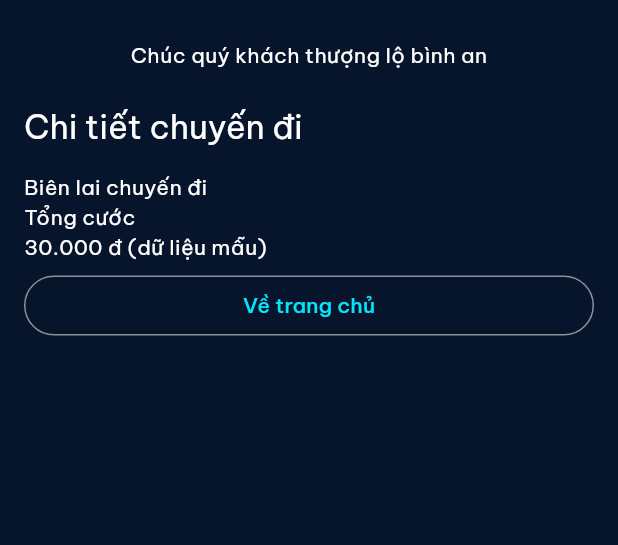
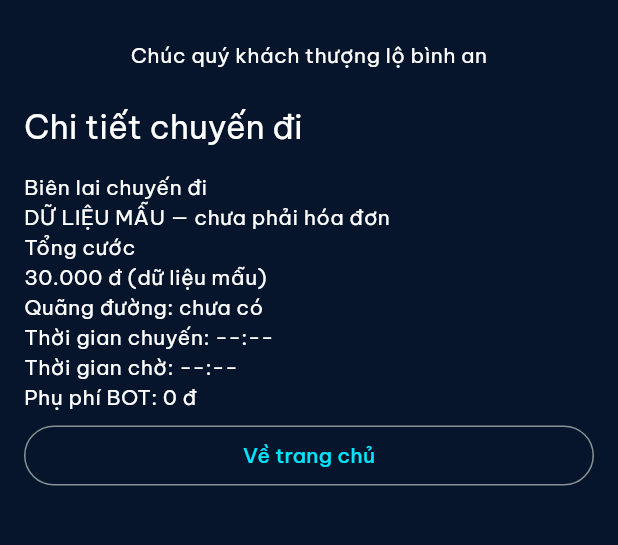
Before and after one commit to ThanhTaxiXanh/Bot-Taximeter-Pro, a Flutter app: the _PageShell screen opened directly, after a tap on "Xem chi tiết", on a phone screen of 412 x 824 dp, the part 68-613 px from its top. Run offline on Flutter 3.47's test engine with Material 3 defaults, Android fonts, the phone set to English and light mode, and no system bars; our stand-ins replace flutter_riverpod, go_router, google_fonts.

Commit message:
bước 5: màn đang chạy chuyến mô phỏng, đồng hồ và sửa lỗi CI

```diff
--- a/lib/core/router/app_router.dart
+++ b/lib/core/router/app_router.dart
@@ -5,6 +5,7 @@ import '../app_config.dart';
 import '../../features/map_tracking/presentation/home_page.dart';
 import '../../features/map_tracking/presentation/search_page.dart';
 import '../../features/map_tracking/presentation/route_page.dart';
+import '../../features/trip/presentation/trip_page.dart';
 
 /// Bảy tuyến màn hình cơ bản. Giao diện hoàn chỉnh được bổ sung từ bước 2.
 abstract final class AppRouter {
@@ -32,9 +33,18 @@ abstract final class AppRouter {
               );
             },
           ),
-          GoRoute(path: trip, builder: (_, _) => const _TripPage()),
+          GoRoute(path: trip, builder: (_, _) => const TripPage()),
           GoRoute(path: history, builder: (_, _) => const _HistoryPage()),
-          GoRoute(path: receipt, builder: (_, _) => const _ReceiptPage()),
+          GoRoute(
+            path: receipt,
+            builder: (_, state) {
+              final data = state.extra;
+              return _ReceiptPage(
+                snapshot: data is Map<String, String>
+                    ? data : const <String, String>{},
+              );
+            },
+          ),
           GoRoute(path: settings, builder: (_, _) => const _SettingsPage()),
         ],
       );
@@ -93,71 +103,21 @@ class _PageShell extends StatelessWidget {
 }
 
 class _NavButton extends StatelessWidget {
-  const _NavButton(this.label, this.path, {this.primary = false});
+  const _NavButton(this.label, this.path);
 
   final String label;
   final String path;
-  final bool primary;
 
   @override
   Widget build(BuildContext context) {
-    final onPressed = () => context.push(path);
     return Padding(
       padding: const EdgeInsets.symmetric(vertical: 5),
-      child: primary
-          ? FilledButton(onPressed: onPressed, child: Text(label))
-          : OutlinedButton(onPressed: onPressed, child: Text(label)),
+      child: OutlinedButton(
+        onPressed: () => context.push(path),
+        child: Text(label),
+      ),
     );
   }
-}
-
-class _TripPage extends StatefulWidget {
-  const _TripPage();
-
-  @override
-  State<_TripPage> createState() => _TripPageState();
-}
-
-class _TripPageState extends State<_TripPage> {
-  bool _paused = false;
-
-  Future<void> _finish() async {
-    final confirmed = await showDialog<bool>(
-      context: context,
-      builder: (dialogContext) => AlertDialog(
-        title: const Text('Kết thúc chuyến đi?'),
-        content: const Text('Xác nhận kết thúc và mở biên lai.'),
-        actions: <Widget>[
-          TextButton(
-            onPressed: () => Navigator.of(dialogContext).pop(false),
-            child: const Text('Hủy'),
-          ),
-          FilledButton(
-            onPressed: () => Navigator.of(dialogContext).pop(true),
-            child: const Text('Xác nhận'),
-          ),
-        ],
-      ),
-    );
-    if (!mounted || confirmed != true) return;
-    context.go(AppRouter.receipt);
-  }
-
-  @override
-  Widget build(BuildContext context) => _PageShell(
-        title: 'Đang chạy chuyến',
-        children: <Widget>[
-          const Text('Tổng cước'),
-          const Text('30.000 đ'),
-          const Text('Thời gian chờ'),
-          const Text('00:00'),
-          FilledButton(
-            onPressed: () => setState(() => _paused = !_paused),
-            child: Text(_paused ? 'Tiếp tục' : 'Tạm dừng'),
-          ),
-          OutlinedButton(onPressed: _finish, child: const Text('Kết thúc')),
-        ],
-      );
 }
 
 class _HistoryPage extends StatelessWidget {
@@ -175,16 +135,22 @@ class _HistoryPage extends StatelessWidget {
 }
 
 class _ReceiptPage extends StatelessWidget {
-  const _ReceiptPage();
+  const _ReceiptPage({this.snapshot = const <String, String>{}});
+  final Map<String, String> snapshot;
 
   @override
-  Widget build(BuildContext context) => const _PageShell(
+  Widget build(BuildContext context) => _PageShell(
         title: 'Chi tiết chuyến đi',
         children: <Widget>[
-          Text('Biên lai chuyến đi'),
-          Text('Tổng cước'),
-          Text('30.000 đ (dữ liệu mẫu)'),
-          _NavButton('Về trang chủ', AppRouter.home),
+          const Text('Biên lai chuyến đi'),
+          const Text('DỮ LIỆU MẪU — chưa phải hóa đơn'),
+          const Text('Tổng cước'),
+          Text(snapshot['fare'] ?? '30.000 đ (dữ liệu mẫu)'),
+          Text('Quãng đường: ${snapshot['distance'] ?? 'chưa có'}'),
+          Text('Thời gian chuyến: ${snapshot['duration'] ?? '--:--'}'),
+          Text('Thời gian chờ: ${snapshot['waiting'] ?? '--:--'}'),
+          Text('Phụ phí BOT: ${snapshot['toll'] ?? '0 đ'}'),
+          const _NavButton('Về trang chủ', AppRouter.home),
         ],
       );
 }
--- a/lib/features/map_tracking/presentation/route_page.dart
+++ b/lib/features/map_tracking/presentation/route_page.dart
@@ -161,7 +161,7 @@ class _RoutePageState extends State<RoutePage> {
 
   Widget _stats() => GridView.count(
     crossAxisCount: 2,
-    childAspectRatio: 2.05,
+    childAspectRatio: 1.0,
     crossAxisSpacing: 7,
     mainAxisSpacing: 7,
     shrinkWrap: true,
```
Also changed, not shown: lib/features/trip/presentation/trip_page.dart (added, +297 -0 lines), 3 other files.
